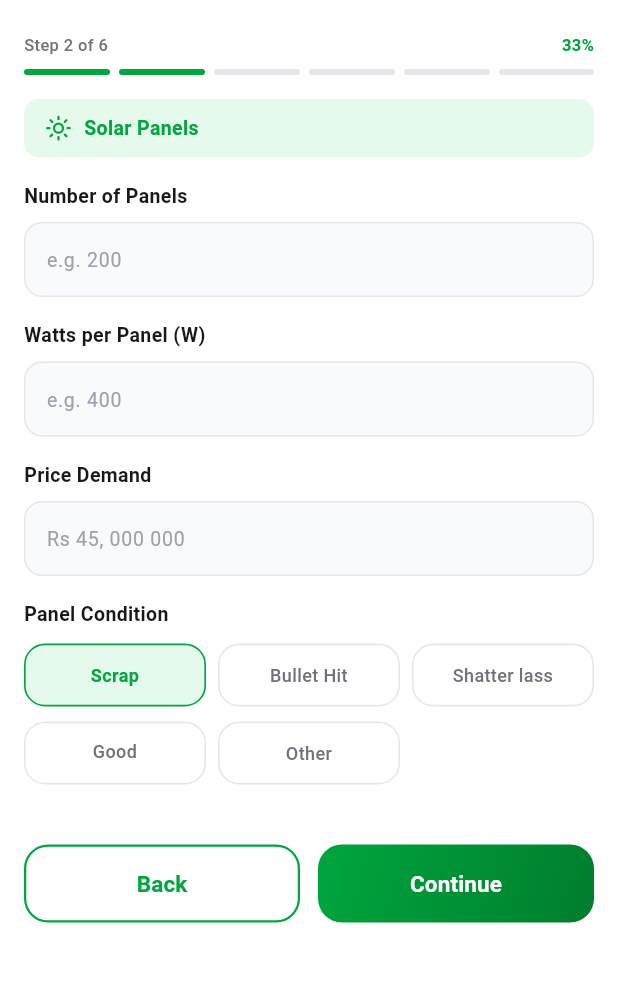
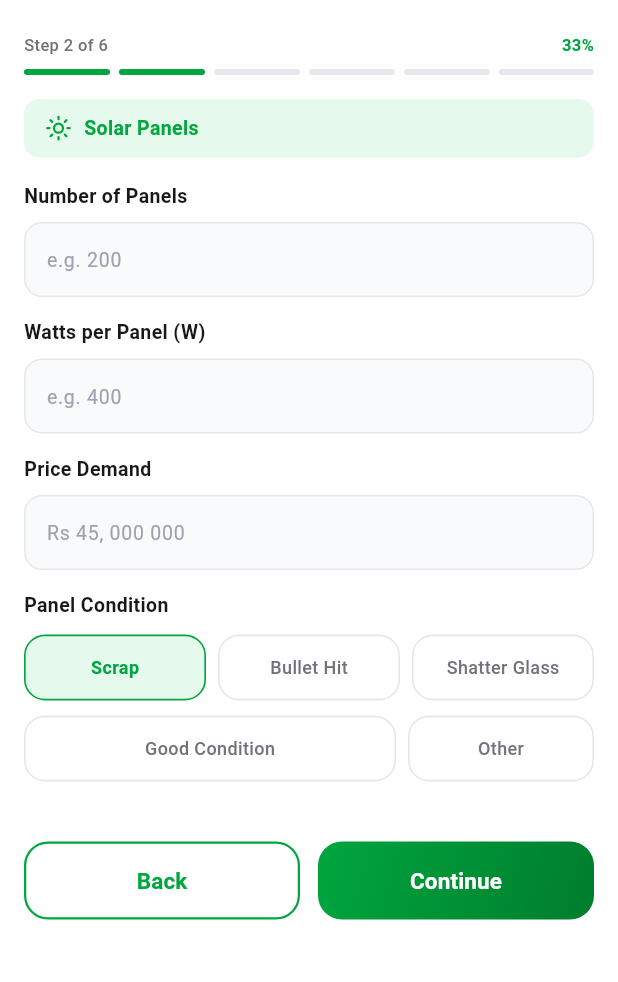
Before and after one commit to itismemuhammadali/SolarScrap-Ecosystem, a Flutter app: the SellerEquipmentStepSolarPanels screen opened directly, on a phone screen of 412 x 824 dp, the part 69-1051 px from its top. Run offline on Flutter 3.47's test engine with Material 3 defaults, Android fonts, the light colour scheme and no system bars; our stand-ins replace firebase_auth, firebase_core, firebase_messaging, firebase_remote_config, flutter_local_notifications, flutter_svg and 9 more; accounts and stored records are empty.

Commit message:
fix(seller): expand Good Condition button width and add FittedBox to prevent text clipping across screen sizes

```diff
--- a/solar_scrap_app/lib/l10n/app_en.arb
+++ b/solar_scrap_app/lib/l10n/app_en.arb
@@ -649,8 +649,8 @@
   "panelCondition": "Panel Condition",
   "conditionScrap": "Scrap",
   "conditionBulletHit": "Bullet Hit",
-  "conditionShatterGlass": "Shatter lass",
-  "conditionGood": "Good Conditions",
+  "conditionShatterGlass": "Shatter Glass",
+  "conditionGood": "Good Condition",
   "conditionOther": "Other",
   "conditionWorking": "Working",
   "conditionNonWorking": "Non working",
--- a/solar_scrap_app/lib/l10n/app_localizations.dart
+++ b/solar_scrap_app/lib/l10n/app_localizations.dart
@@ -3011,13 +3011,13 @@ abstract class AppLocalizations {
   /// No description provided for @conditionShatterGlass.
   ///
   /// In en, this message translates to:
-  /// **'Shatter lass'**
+  /// **'Shatter Glass'**
   String get conditionShatterGlass;
 
   /// No description provided for @conditionGood.
   ///
   /// In en, this message translates to:
-  /// **'Good Conditions'**
+  /// **'Good Condition'**
   String get conditionGood;
 
   /// No description provided for @conditionOther.
--- a/solar_scrap_app/lib/l10n/app_localizations_en.dart
+++ b/solar_scrap_app/lib/l10n/app_localizations_en.dart
@@ -1555,10 +1555,10 @@ class AppLocalizationsEn extends AppLocalizations {
   String get conditionBulletHit => 'Bullet Hit';
 
   @override
-  String get conditionShatterGlass => 'Shatter lass';
-
-  @override
-  String get conditionGood => 'Good Conditions';
+  String get conditionShatterGlass => 'Shatter Glass';
+
+  @override
+  String get conditionGood => 'Good Condition';
 
   @override
   String get conditionOther => 'Other';
--- a/solar_scrap_app/lib/screens/seller/seller_listing_details_screen.dart
+++ b/solar_scrap_app/lib/screens/seller/seller_listing_details_screen.dart
@@ -98,6 +98,7 @@ class _SellerListingDetailsScreenState
       case 'shatter lass':
         return l10n.conditionShatterGlass;
       case 'good':
+      case 'good condition':
       case 'good conditions':
         return l10n.conditionGood;
       case 'working':
--- a/solar_scrap_app/lib/screens/seller/seller_listing_preview_screen.dart
+++ b/solar_scrap_app/lib/screens/seller/seller_listing_preview_screen.dart
@@ -69,6 +69,7 @@ class _SellerListingPreviewScreenState
       case 'shatter lass':
         return l10n.conditionShatterGlass;
       case 'good':
+      case 'good condition':
       case 'good conditions':
         return l10n.conditionGood;
       case 'working':
--- a/solar_scrap_app/lib/screens/seller/steps/seller_equipment_step_solar_panels.dart
+++ b/solar_scrap_app/lib/screens/seller/steps/seller_equipment_step_solar_panels.dart
@@ -27,6 +27,28 @@ class _SellerEquipmentStepSolarPanelsState
   final TextEditingController _wattsController = TextEditingController();
   final TextEditingController _priceDemandController = TextEditingController();
   String _selectedCondition = 'Scrap';
+
+  @override
+  void initState() {
+    super.initState();
+    if (widget.draft != null) {
+      final specs = widget.draft!.specs;
+      if (specs['panels_count'] != null) {
+        _panelsCountController.text = specs['panels_count'].toString();
+      }
+      if (specs['watts_per_panel'] != null) {
+        _wattsController.text = specs['watts_per_panel'].toString();
+      }
+      if (specs['panel_condition'] != null &&
+          specs['panel_condition'].toString().isNotEmpty) {
+        _selectedCondition = specs['panel_condition'].toString();
+      }
+      if (widget.draft!.priceDemand != null && widget.draft!.priceDemand! > 0) {
+        _priceDemandController.text =
+            widget.draft!.priceDemand!.toInt().toString();
+      }
+    }
+  }
 
   Widget _buildTextField({
     required String label,
@@ -67,13 +89,21 @@ class _SellerEquipmentStepSolarPanelsState
             ),
           ),
         ),
-        const SizedBox(height: 16),
+        const SizedBox(height: 14),
       ],
     );
   }
 
-  Widget _buildConditionChip(String label, String value, {bool expand = false}) {
-    final isSelected = _selectedCondition == value;
+  Widget _buildConditionChip(
+    String label,
+    String value, {
+    bool expand = false,
+    int flex = 1,
+  }) {
+    final sel = _selectedCondition.trim().toLowerCase();
+    final val = value.trim().toLowerCase();
+    final isSelected = sel == val || (sel.startsWith('good') && val.startsWith('good'));
+
     final chip = GestureDetector(
       onTap: () {
         setState(() {
@@ -81,8 +111,8 @@ class _SellerEquipmentStepSolarPanelsState
         });
       },
       child: Container(
-        height: 42,
-        padding: const EdgeInsets.symmetric(horizontal: 14, vertical: 10),
+        height: 44,
+        padding: const EdgeInsets.symmetric(horizontal: 8, vertical: 8),
         decoration: BoxDecoration(
           color: isSelected ? const Color(0xFFE6F9ED) : Colors.white,
           border: Border.all(
@@ -94,9 +124,12 @@ class _SellerEquipmentStepSolarPanelsState
           borderRadius: BorderRadius.circular(14),
         ),
         child: Center(
+          child: FittedBox(
+            fit: BoxFit.scaleDown,
             child: Text(
               label,
               textAlign: TextAlign.center,
+              maxLines: 1,
               style: TextStyle(
                 fontSize: 12,
                 fontWeight: isSelected ? FontWeight.w600 : FontWeight.w500,
@@ -107,10 +140,11 @@ class _SellerEquipmentStepSolarPanelsState
             ),
           ),
         ),
+      ),
     );
 
     if (expand) {
-      return Expanded(child: chip);
+      return Expanded(flex: flex, child: chip);
     }
     return chip;
   }
@@ -139,14 +173,12 @@ class _SellerEquipmentStepSolarPanelsState
           ],
         ),
         const SizedBox(height: 10),
-        // Row 2: 2 buttons matching width of Row 1
+        // Row 2: 2 buttons (Good Condition takes flex 2 width to fit comfortably on 1 line, Other takes flex 1)
         Row(
           children: [
-            _buildConditionChip(l10n.conditionGood, 'Good Conditions', expand: true),
+            _buildConditionChip(l10n.conditionGood, 'Good Condition', expand: true, flex: 2),
             const SizedBox(width: 8),
-            _buildConditionChip(l10n.conditionOther, 'Other', expand: true),
-            const SizedBox(width: 8),
-            const Expanded(child: SizedBox()),
+            _buildConditionChip(l10n.conditionOther, 'Other', expand: true, flex: 1),
           ],
         ),
         const SizedBox(height: 16),
```
Lines whose indentation alone changed are shown as unchanged.
